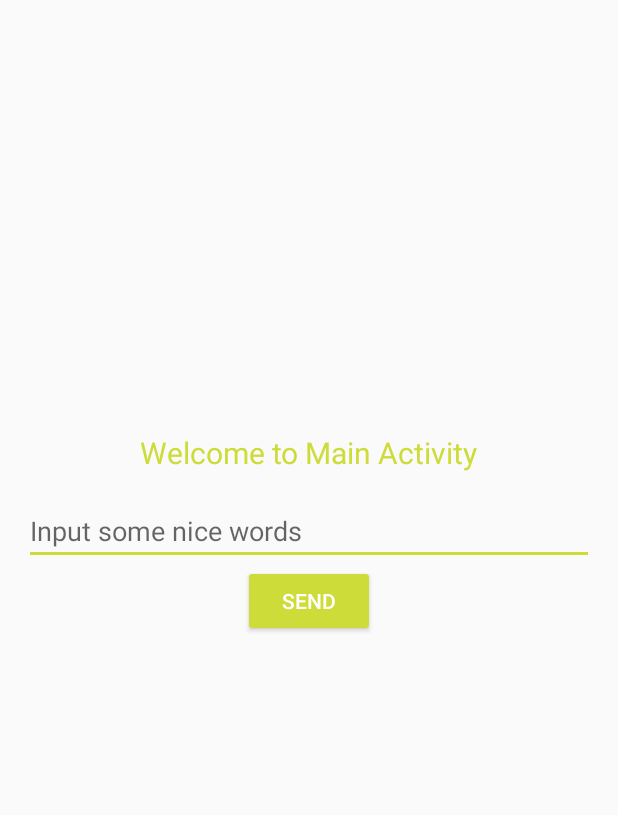
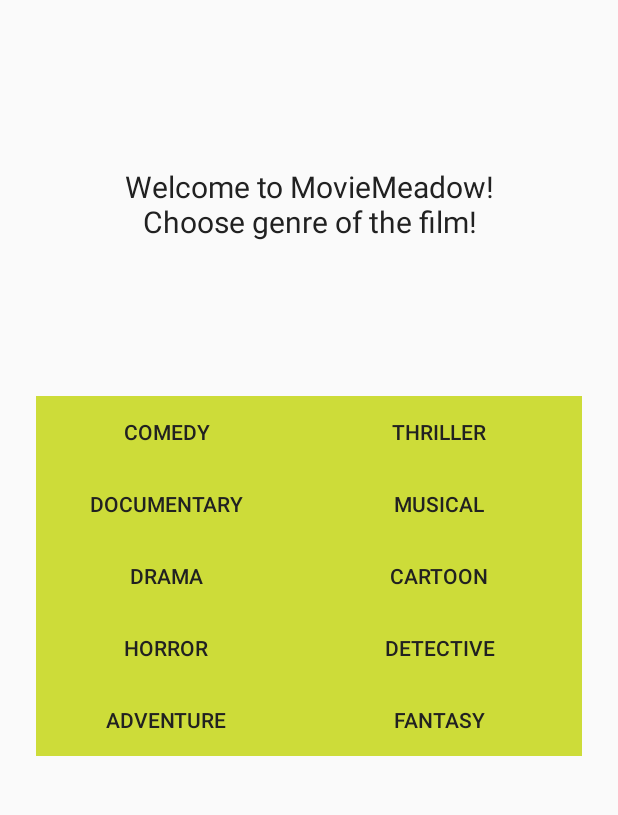
Before and after one commit to Mariiya/NewProject, an Android app: the screen it shows after launch (MainActivity), on a phone screen of 412 x 824 dp, the part 84-899 px from its top. Run offline under Robolectric (Android 15) with nearby library versions, the phone set to English and light mode, and no system bars.

Commit message:
Replacing activity_main  with a fragment_chooser.xml. Creating MovieMeadow class for feature application.

```diff
--- a/app/build.gradle
+++ b/app/build.gradle
@@ -26,6 +26,7 @@
     implementation fileTree(dir: "libs", include: ["*.jar"])
     implementation 'androidx.appcompat:appcompat:1.1.0'
     implementation 'androidx.constraintlayout:constraintlayout:1.1.3'
+    implementation 'androidx.recyclerview:recyclerview:1.1.0'
     testImplementation 'junit:junit:4.12'
     androidTestImplementation 'androidx.test.ext:junit:1.1.1'
     androidTestImplementation 'androidx.test.espresso:espresso-core:3.2.0'
--- a/app/src/main/java/com/ksintership/kozhushanmariia/template/BaseActivity.java
+++ b/app/src/main/java/com/ksintership/kozhushanmariia/activity/BaseActivity.java
@@ -1,4 +1,4 @@
-package com.ksintership.kozhushanmariia.template;
+package com.ksintership.kozhushanmariia.activity;
 
 import android.view.View;
 import android.widget.Toast;
--- a/app/src/main/java/com/ksintership/kozhushanmariia/activity/MainActivity.java
+++ b/app/src/main/java/com/ksintership/kozhushanmariia/activity/MainActivity.java
@@ -1,68 +1,44 @@
 package com.ksintership.kozhushanmariia.activity;
-
-import androidx.annotation.Nullable;
-import androidx.appcompat.widget.AppCompatButton;
-import androidx.appcompat.widget.AppCompatEditText;
 
 import android.content.Intent;
 import android.os.Bundle;
+import android.widget.Toast;
 
-import android.text.Editable;
-import android.text.TextUtils;
-import android.view.View;
-import android.widget.Toast;
+import androidx.annotation.Nullable;
+
 
 import com.ksintership.kozhushanmariia.R;
 
-import com.ksintership.kozhushanmariia.template.BaseActivity;
 import com.ksintership.kozhushanmariia.utils.Constants;
+import com.ksintership.kozhushanmariia.fragments.FragmentChooser;
+
 
 
 public class MainActivity extends BaseActivity {
 
-    private AppCompatEditText inputTextField;
-    private AppCompatButton sendTextBtn;
-
+private FragmentChooser fragmentChooser;
 
     @Override
     protected void onCreate(Bundle savedInstanceState) {
         super.onCreate(savedInstanceState);
-        setContentView(R.layout.activity_main_constraint_layout);
+        setContentView(R.layout.activity_main);
 
         setViewsId();
         setOnAction();
         createBaseToolbar(getString(R.string.app_name));
+        fragmentChooser = (FragmentChooser) getSupportFragmentManager().findFragmentById(R.id.fragment_one);
+
     }
+    private void setViewsId() {
 
-    private void setViewsId() {
-        inputTextField = findViewById(R.id.text_input_main_activity);
-        sendTextBtn = findViewById(R.id.btn_send_main_activity);
 
     }
 
     private void setOnAction() {
-        inputTextField.setTextColor(getResources().getColor(R.color.primary));
-        sendTextBtn.setOnClickListener(new View.OnClickListener() {
-            @Override
-            public void onClick(View view) {
-                handleSendTextBtn();
-            }
-        });
+
     }
 
-    private void handleSendTextBtn() {
-        Editable getText = inputTextField.getText();
-        if (TextUtils.isEmpty(getText)) {
-            Toast.makeText(MainActivity.this, getResources().getText(R.string.empty_text_field_error), Toast.LENGTH_LONG).show();
-        } else {
 
-            Intent sendTextIntent = new Intent(MainActivity.this, SecondActivity.class);
-            sendTextIntent.putExtra(Constants.EXTRA_SEND_TEXT, getText.toString());
-            setResult(RESULT_OK, sendTextIntent);
-            startActivityForResult(sendTextIntent, Constants.REQUEST_CODE);
-
-        }
-    }
 
     @Override
     protected void onActivityResult(int requestCode, int resultCode, @Nullable Intent data) {
@@ -71,7 +47,7 @@
             if (requestCode == Constants.REQUEST_CODE) {
                 Toast.makeText(MainActivity.this, "Success!", Toast.LENGTH_LONG).show();
             }
-        } else inputTextField.setText("");
+        }
 
     }
 
--- /dev/null
+++ b/app/src/main/java/com/ksintership/kozhushanmariia/fragments/FragmentChooser.java
@@ -0,0 +1,40 @@
+package com.ksintership.kozhushanmariia.fragments;
+
+import android.os.Bundle;
+import android.view.LayoutInflater;
+import android.view.View;
+import android.view.ViewGroup;
+
+import androidx.appcompat.widget.AppCompatButton;
+import androidx.fragment.app.Fragment;
+import androidx.recyclerview.widget.RecyclerView;
+
+import com.ksintership.kozhushanmariia.utils.PictureSelectListener;
+
+import com.ksintership.kozhushanmariia.R;
+
+public class FragmentChooser extends Fragment {
+
+    private PictureSelectListener pictureSelectListener;
+
+    public FragmentChooser() {
+        // Required empty public constructor
+    }
+
+    @Override
+    public void onCreate(Bundle savedInstanceState) {
+        super.onCreate(savedInstanceState);
+
+    }
+
+    @Override
+    public View onCreateView(LayoutInflater inflater, ViewGroup container,
+                             Bundle savedInstanceState) {
+
+        View v = inflater.inflate(R.layout.fragment_chooser, container, false);
+        return v;
+    }
+
+
+
+}
--- /dev/null
+++ b/app/src/main/java/com/ksintership/kozhushanmariia/utils/PictureSelectListener.java
@@ -0,0 +1,4 @@
+package com.ksintership.kozhushanmariia.utils;
+
+public interface PictureSelectListener {
+}
--- a/app/src/main/res/layout/activity_main.xml
+++ b/app/src/main/res/layout/activity_main.xml
@@ -1,46 +1,28 @@
 <?xml version="1.0" encoding="utf-8"?>
-<LinearLayout xmlns:android="http://schemas.android.com/apk/res/android"
+<androidx.constraintlayout.widget.ConstraintLayout xmlns:android="http://schemas.android.com/apk/res/android"
     xmlns:app="http://schemas.android.com/apk/res-auto"
     xmlns:tools="http://schemas.android.com/tools"
+    android:id="@+id/linearLayout"
     android:layout_width="match_parent"
     android:layout_height="match_parent"
-    android:gravity="center"
-    android:orientation="vertical"
+    android:gravity="center_horizontal"
     tools:context=".activity.MainActivity">
 
-    <androidx.appcompat.widget.Toolbar
+    <include
         android:id="@+id/toolbar"
-        style="@style/AppToolbar"
-        android:layout_width="match_parent"
-        android:layout_height="@dimen/toolbar_height"
-        android:minHeight="@dimen/toolbar_height"
-        app:elevation="0dp"
-        app:layout_constraintTop_toTopOf="parent" />
+        layout="@layout/toolbar_layout" />
 
-    <androidx.appcompat.widget.AppCompatTextView
-        android:id="@+id/title_main_activity"
-        android:layout_width="wrap_content"
-        android:layout_height="wrap_content"
-        android:layout_marginStart="@dimen/default_margin"
-        android:layout_marginEnd="@dimen/default_margin"
-        android:layout_marginBottom="@dimen/default_margin"
-        android:text="@string/hello_main_activity"
-        android:textColor="@color/accent"
-        android:textSize="@dimen/title_text_size" />
-
-    <androidx.appcompat.widget.AppCompatEditText
-        android:id="@+id/text_input_main_activity"
-        android:layout_width="match_parent"
-        android:layout_height="wrap_content"
-        android:layout_marginStart="@dimen/default_margin"
-        android:layout_marginEnd="@dimen/default_margin"
-        android:hint="@string/input_main_activity" />
-
-    <androidx.appcompat.widget.AppCompatButton
-        android:id="@+id/btn_send_main_activity"
-        android:layout_width="wrap_content"
-        android:layout_height="wrap_content"
-        android:text="@string/send_btn" />
+    <fragment
+        android:id="@+id/fragment_one"
+        android:name="com.ksintership.kozhushanmariia.fragments.FragmentChooser"
+        android:layout_width="0dp"
+        android:layout_height="0dp"
+        android:layout_marginTop="8dp"
+        android:layout_marginBottom="8dp"
+        app:layout_constraintBottom_toBottomOf="parent"
+        app:layout_constraintEnd_toEndOf="parent"
+        app:layout_constraintStart_toStartOf="parent"
+        app:layout_constraintTop_toBottomOf="@+id/toolbar" />
 
 
-</LinearLayout>
+</androidx.constraintlayout.widget.ConstraintLayout>
--- a/app/src/main/res/layout/activity_main_constraint_layout.xml
+++ /dev/null
@@ -1,56 +0,0 @@
-<?xml version="1.0" encoding="utf-8"?>
-<androidx.constraintlayout.widget.ConstraintLayout xmlns:android="http://schemas.android.com/apk/res/android"
-    xmlns:app="http://schemas.android.com/apk/res-auto"
-    xmlns:tools="http://schemas.android.com/tools"
-    android:id="@+id/linearLayout"
-    android:layout_width="match_parent"
-    android:layout_height="match_parent"
-    android:gravity="center_horizontal"
-    tools:context=".activity.MainActivity">
-
-    <include
-        android:id="@+id/toolbar"
-        layout="@layout/toolbar_layout" />
-
-    <androidx.appcompat.widget.AppCompatTextView
-        android:id="@+id/title_main_activity"
-        android:layout_width="wrap_content"
-        android:layout_height="wrap_content"
-        android:layout_marginBottom="@dimen/default_margin"
-        android:text="@string/hello_main_activity"
-        android:textColor="@color/accent"
-        android:textSize="@dimen/title_text_size"
-        app:layout_constraintBottom_toTopOf="@+id/text_input_main_activity"
-        app:layout_constraintEnd_toEndOf="parent"
-        app:layout_constraintStart_toStartOf="parent"
-        app:layout_constraintTop_toTopOf="parent"
-        app:layout_constraintVertical_chainStyle="packed" />
-
-
-    <androidx.appcompat.widget.AppCompatEditText
-        android:id="@+id/text_input_main_activity"
-        android:layout_width="0dp"
-        android:layout_height="wrap_content"
-        android:layout_marginStart="@dimen/default_margin"
-        android:layout_marginLeft="@dimen/default_margin"
-        android:layout_marginEnd="@dimen/default_margin"
-        android:layout_marginRight="@dimen/default_margin"
-        android:hint="@string/input_main_activity"
-        app:layout_constraintBottom_toTopOf="@+id/btn_send_main_activity"
-        app:layout_constraintEnd_toEndOf="parent"
-        app:layout_constraintStart_toStartOf="parent"
-        app:layout_constraintTop_toBottomOf="@+id/title_main_activity" />
-
-    <androidx.appcompat.widget.AppCompatButton
-        android:id="@+id/btn_send_main_activity"
-        style="@style/Widget.AppCompat.Button.Colored"
-        android:layout_width="wrap_content"
-        android:layout_height="wrap_content"
-        android:text="@string/send_btn"
-        app:layout_constraintBottom_toBottomOf="parent"
-        app:layout_constraintEnd_toEndOf="parent"
-        app:layout_constraintStart_toStartOf="parent"
-        app:layout_constraintTop_toBottomOf="@+id/text_input_main_activity" />
-
-
-</androidx.constraintlayout.widget.ConstraintLayout>
--- /dev/null
+++ b/app/src/main/res/layout/fragment_chooser.xml
@@ -0,0 +1,117 @@
+<?xml version="1.0" encoding="utf-8"?>
+<androidx.constraintlayout.widget.ConstraintLayout xmlns:android="http://schemas.android.com/apk/res/android"
+    xmlns:app="http://schemas.android.com/apk/res-auto"
+    xmlns:tools="http://schemas.android.com/tools"
+    android:layout_width="match_parent"
+    android:layout_height="match_parent"
+    tools:context=".fragments.FragmentChooser">
+
+    <androidx.appcompat.widget.AppCompatTextView
+        android:id="@+id/title_main_layout"
+        style="@style/AppTheme"
+        android:layout_width="match_parent"
+        android:layout_height="wrap_content"
+        android:gravity="center"
+        android:text="@string/title_main_activity"
+        android:textSize="@dimen/title_text_size"
+        app:layout_constraintBottom_toTopOf="@+id/linearLayout2"
+        app:layout_constraintTop_toTopOf="parent" />
+
+    <LinearLayout
+        android:id="@+id/linearLayout2"
+        android:layout_width="match_parent"
+        android:layout_height="wrap_content"
+        android:gravity="center"
+        app:layout_constraintBottom_toBottomOf="parent"
+        app:layout_constraintTop_toTopOf="parent">
+
+
+        <LinearLayout
+            android:layout_width="wrap_content"
+            android:layout_height="wrap_content"
+            android:orientation="vertical">
+
+
+            <androidx.appcompat.widget.AppCompatButton
+                android:id="@+id/btn_comedy"
+                style="@style/ChooseButton"
+                android:layout_width="match_parent"
+                android:layout_height="wrap_content"
+                android:gravity="center"
+                android:text="COMEDY" />
+
+            <androidx.appcompat.widget.AppCompatButton
+                android:id="@+id/btn_documentary"
+                style="@style/ChooseButton"
+                android:layout_width="match_parent"
+                android:layout_height="wrap_content"
+                android:gravity="center"
+                android:text="DOCUMENTARY" />
+
+            <androidx.appcompat.widget.AppCompatButton
+                android:id="@+id/btn_drama"
+                style="@style/ChooseButton"
+                android:layout_width="174dp"
+                android:layout_height="wrap_content"
+                android:text="DRAMA" />
+
+            <androidx.appcompat.widget.AppCompatButton
+                android:id="@+id/btn_horror"
+                style="@style/ChooseButton"
+                android:layout_width="match_parent"
+                android:layout_height="wrap_content"
+                android:text="HORROR" />
+
+
+            <androidx.appcompat.widget.AppCompatButton
+                android:id="@+id/btn_adventure"
+                style="@style/ChooseButton"
+                android:layout_width="match_parent"
+                android:layout_height="wrap_content"
+                android:text="ADVENTURE" />
+        </LinearLayout>
+
+        <LinearLayout
+            android:layout_width="wrap_content"
+            android:layout_height="wrap_content"
+            android:orientation="vertical">
+
+            <androidx.appcompat.widget.AppCompatButton
+                android:id="@+id/btn_thriller"
+                style="@style/ChooseButton"
+                android:layout_width="match_parent"
+                android:layout_height="wrap_content"
+                android:text="THRILLER" />
+
+            <androidx.appcompat.widget.AppCompatButton
+                android:id="@+id/btn_musical"
+                style="@style/ChooseButton"
+                android:layout_width="match_parent"
+                android:layout_height="wrap_content"
+                android:text="MUSICAL" />
+
+            <androidx.appcompat.widget.AppCompatButton
+                android:id="@+id/btn_cartoon"
+                style="@style/ChooseButton"
+                android:layout_width="190dp"
+                android:layout_height="wrap_content"
+                android:text="CARTOON" />
+
+            <androidx.appcompat.widget.AppCompatButton
+                android:id="@+id/btn_detective"
+                style="@style/ChooseButton"
+                android:layout_width="match_parent"
+                android:layout_height="wrap_content"
+                android:text="DETECTIVE" />
+
+            <androidx.appcompat.widget.AppCompatButton
+                android:id="@+id/btn_fantasy"
+                style="@style/ChooseButton"
+                android:layout_width="match_parent"
+                android:layout_height="wrap_content"
+                android:text="FANTASY" />
+        </LinearLayout>
+
+
+    </LinearLayout>
+</androidx.constraintlayout.widget.ConstraintLayout>
--- a/app/src/main/res/values/strings.xml
+++ b/app/src/main/res/values/strings.xml
@@ -6,7 +6,7 @@
     <string name="next">Next</string>
     <string name="previous">Previous</string>
     <string name="input_main_activity">Input some nice words</string>
-    <string name="hello_main_activity">Welcome to Main Activity</string>
+    <string name="title_main_activity">Welcome to MovieMeadow!\nChoose genre of the film!</string>
     <string name="app_information">Don\'t worry be happy </string>
     <string name="send_btn">Send</string>
     <string name="empty_text_field_error">Enter text</string>
--- a/app/src/main/res/values/styles.xml
+++ b/app/src/main/res/values/styles.xml
@@ -23,5 +23,7 @@
         <item name="android:background">@color/primary</item>
     </style>
 
-
+    <style name="ChooseButton" parent="Widget.AppCompat.Button">
+        <item name="android:background">@color/accent</item>
+    </style>
 </resources>
```
Also changed, not shown: app/src/main/java/com/ksintership/kozhushanmariia/activity/SecondActivity.java (+1 -60 lines), app/src/main/java/com/ksintership/kozhushanmariia/app/Genre.java (added, +14 -0 lines), app/src/main/java/com/ksintership/kozhushanmariia/app/MovieMeadow.java (added, +29 -0 lines), app/src/main/res/layout/activity_second.xml (+0 -30 lines).
